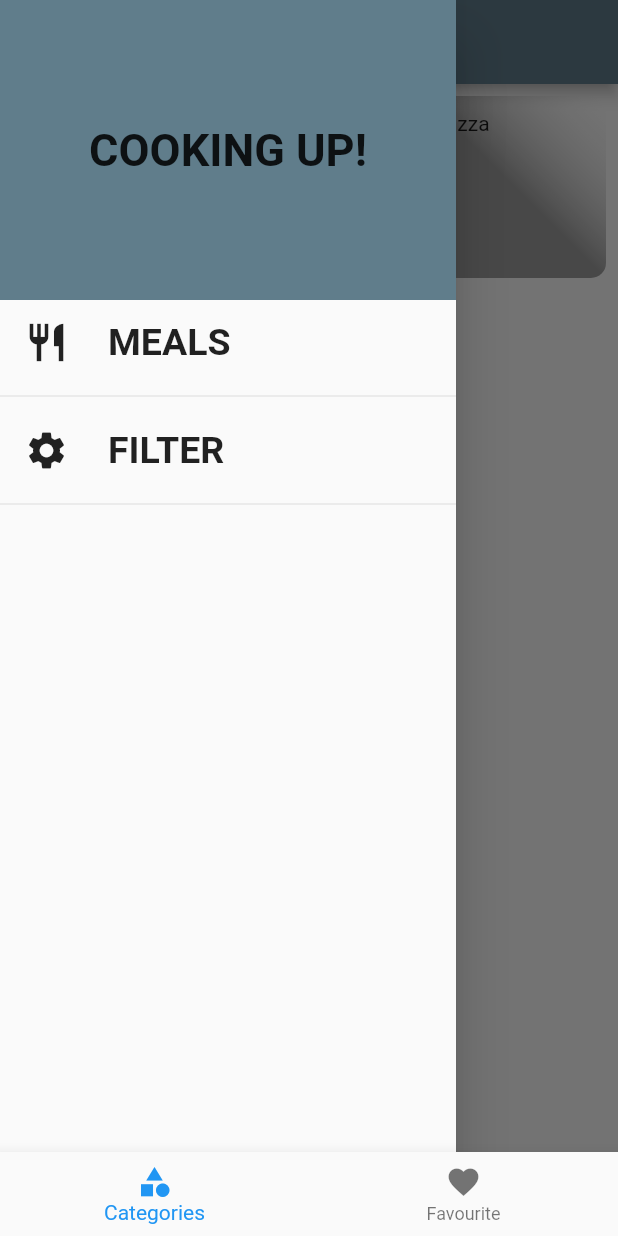
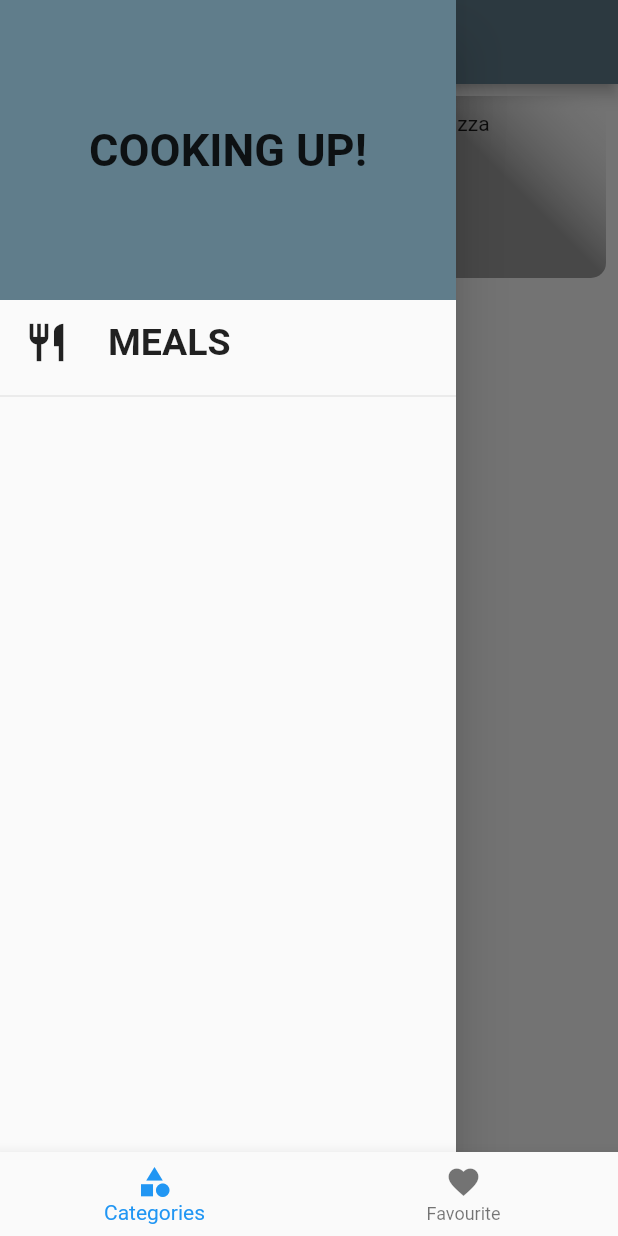
Before and after one commit to atharva0-7/foodApp, a Flutter app: the screen it shows after launch, with the side drawer open, on a phone screen of 412 x 824 dp. Run offline on Flutter 3.47's test engine with Material 2 defaults, Android fonts, the phone set to English and light mode, and no system bars.

Commit message:
Filter functionality added

```diff
--- a/lib/models/recipe_modal.dart
+++ b/lib/models/recipe_modal.dart
@@ -12,6 +12,6 @@ class Recipe{
   final Price? price;
   final List<String>? category;
   final String? imageUrl;
-
-  const Recipe({@required this.imageUrl,@required this.ingredient,@required this.price,@required this.title,@required this.category});
+   final bool? isVegan;
+   const Recipe({@required this.imageUrl,@required this.ingredient,@required this.price,@required this.title,@required this.category,this.isVegan});
 }
--- a/lib/pages/home_screen.dart
+++ b/lib/pages/home_screen.dart
@@ -5,9 +5,11 @@ import 'package:food_app/widgets/drawer_widget.dart';
 
 
 
-class HomePage extends StatelessWidget {
-  const HomePage({Key? key}) : super(key: key);
-
+class HomePage extends StatefulWidget {
+  @override
+  State<HomePage> createState() => _HomePageState();
+}
+class _HomePageState extends State<HomePage> {
   @override
   Widget build(BuildContext context) {
     return Scaffold(
@@ -17,7 +19,7 @@ class HomePage extends StatelessWidget {
         gridDelegate:const SliverGridDelegateWithFixedCrossAxisCount(crossAxisCount: 3),
         children: DUMMY_DATA.map(
           (catData){
-            print(catData.id);
+
             return Padding(
               padding: const EdgeInsets.all(8.0),
               child: CategoryItem(color: catData.color, title: catData.title,id:catData.id),
--- a/lib/pages/tab_controller_page.dart
+++ b/lib/pages/tab_controller_page.dart
@@ -1,6 +1,4 @@
 import 'package:flutter/material.dart';
-import 'package:flutter/src/foundation/key.dart';
-import 'package:flutter/src/widgets/framework.dart';
 import 'package:food_app/pages/favourite_page.dart';
 import 'package:food_app/pages/home_screen.dart';
 
@@ -14,7 +12,7 @@ class BottomNavigationTab extends StatefulWidget {
 class _BottomNavigationTabState extends State<BottomNavigationTab> {
 
   final _pages = [
-      const  HomePage(),
+      HomePage(),
     const FavouritePage(),
 
   ];
--- a/lib/recipe_list.dart
+++ b/lib/recipe_list.dart
@@ -1,15 +1,18 @@
-import 'package:flutter/material.dart';
+
 import 'package:food_app/models/recipe_modal.dart';
 
   const recipeList = [
   Recipe(
     price: Price.pricey,
+    isVegan:false,
     category: ["id1"],
     title: "Classic Pizza",
     imageUrl: "https://tmbidigitalassetsazure.blob.core.windows.net/rms3-prod/attachments/37/1200x1200/Pizza-from-Scratch_EXPS_FT20_8621_F_0505_1_home.jpg"
   ),
+
   Recipe(
     price: Price.pricey,
+    isVegan: true,
     category: ["id1"],
     title: "Burger Pizza",
     imageUrl: "https://m.economictimes.com/thumb/msid-53174685,width-1200,height-900,resizemode-4,imgsize-536837/bun-intended-dominos-burger-venture-in-india.jpg"
--- a/lib/widgets/category_item.dart
+++ b/lib/widgets/category_item.dart
@@ -1,4 +1,3 @@
-import 'dart:ui';
 
 import 'package:flutter/material.dart';
 import 'package:food_app/pages/recipe_page.dart';
--- a/lib/widgets/drawer_widget.dart
+++ b/lib/widgets/drawer_widget.dart
@@ -1,14 +1,17 @@
 import 'package:flutter/material.dart';
+import 'package:food_app/pages/favourite_page.dart';
 import 'package:food_app/pages/filter_page.dart';
 
 
 class DrawerWidget extends StatelessWidget {
 
+
 void _navigateToFilterPage(BuildContext ctx)
 {
   Navigator.push(ctx, MaterialPageRoute(builder: (_){
     return
-     const FilterPage();
+      // FilterPage();
+      FavouritePage();
   }));
 }
 
@@ -17,7 +20,7 @@ void _navigateToFilterPage(BuildContext ctx)
     return Drawer(
       child: SingleChildScrollView(
         child: Column(
-          crossAxisAlignment: CrossAxisAlignment.center,
+
           children: [
             Container(
               height: 200,
@@ -30,17 +33,7 @@ void _navigateToFilterPage(BuildContext ctx)
               leading: Icon(Icons.restaurant,size: 30,color: Colors.black87,),
             ),
             const Divider(),
-              InkWell(
-              onTap:()=>
-                _navigateToFilterPage(context),
 
-              child: const  ListTile(
-                title: Text("FILTER",style: TextStyle(fontSize: 25,fontWeight: FontWeight.bold,color: Colors.black87),),
-                leading: Icon(Icons.settings,size: 30,color: Colors.black87,),
-
-              ),
-            ),
-                 const  Divider(),
         ],),
       ));
 
```
Also changed, not shown: lib/pages/filter_page.dart (+23 -5 lines), lib/pages/recipe_page.dart (+46 -5 lines).
